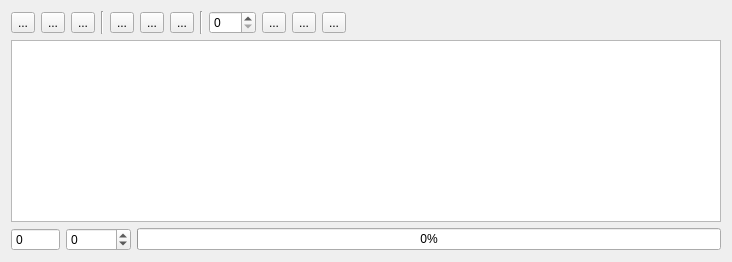
The window that ground/gcs/src/plugins/picoc/picoc.ui (TauLabs/TauLabs) describes before a commit, drawn with Qt 5.
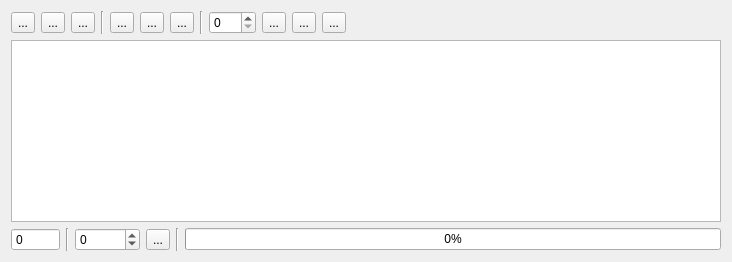
The same window after the commit. Icons and pictures are not drawn.

Commit message: Added button to UI sending TestValue

```diff
--- a/ground/gcs/src/plugins/picoc/picoc.ui
+++ b/ground/gcs/src/plugins/picoc/picoc.ui
@@ -278,6 +278,13 @@
        </property>
       </widget>
      </item>
+     <item>
+      <widget class="Line" name="line_3">
+       <property name="orientation">
+        <enum>Qt::Vertical</enum>
+       </property>
+      </widget>
+     </item>
      <item>
       <widget class="QSpinBox" name="sbTestValue">
        <property name="toolTip">
@@ -294,6 +301,33 @@
        </property>
       </widget>
      </item>
+     <item>
+      <widget class="QToolButton" name="tbTestValueSend">
+       <property name="toolTip">
+        <string>Send Test Value to UAV</string>
+       </property>
+       <property name="text">
+        <string>...</string>
+       </property>
+       <property name="icon">
+        <iconset resource="picoc.qrc">
+         <normaloff>:/picoc/images/forward_alt.png</normaloff>:/picoc/images/forward_alt.png</iconset>
+       </property>
+       <property name="iconSize">
+        <size>
+         <width>19</width>
+         <height>19</height>
+        </size>
+       </property>
+      </widget>
+     </item>
+     <item>
+      <widget class="Line" name="line_4">
+       <property name="orientation">
+        <enum>Qt::Vertical</enum>
+       </property>
+      </widget>
+     </item>
      <item>
       <widget class="QProgressBar" name="pbPercent">
        <property name="toolTip">
```
Left out of the diff: 1 changed line with no effect on the pictures.
